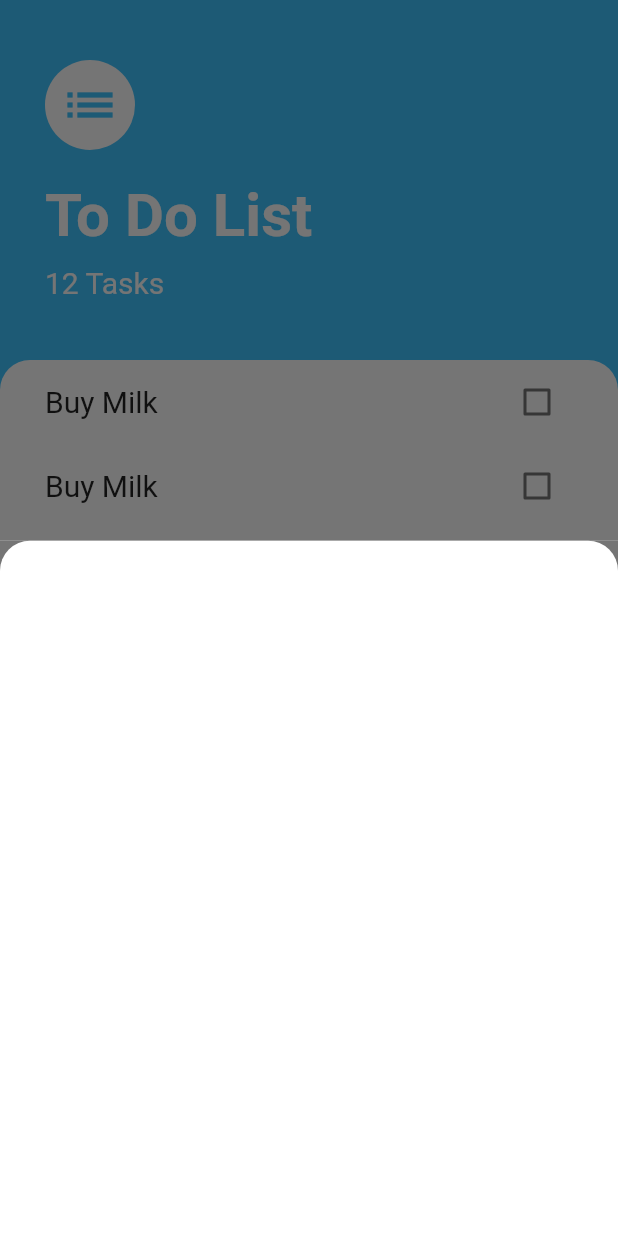
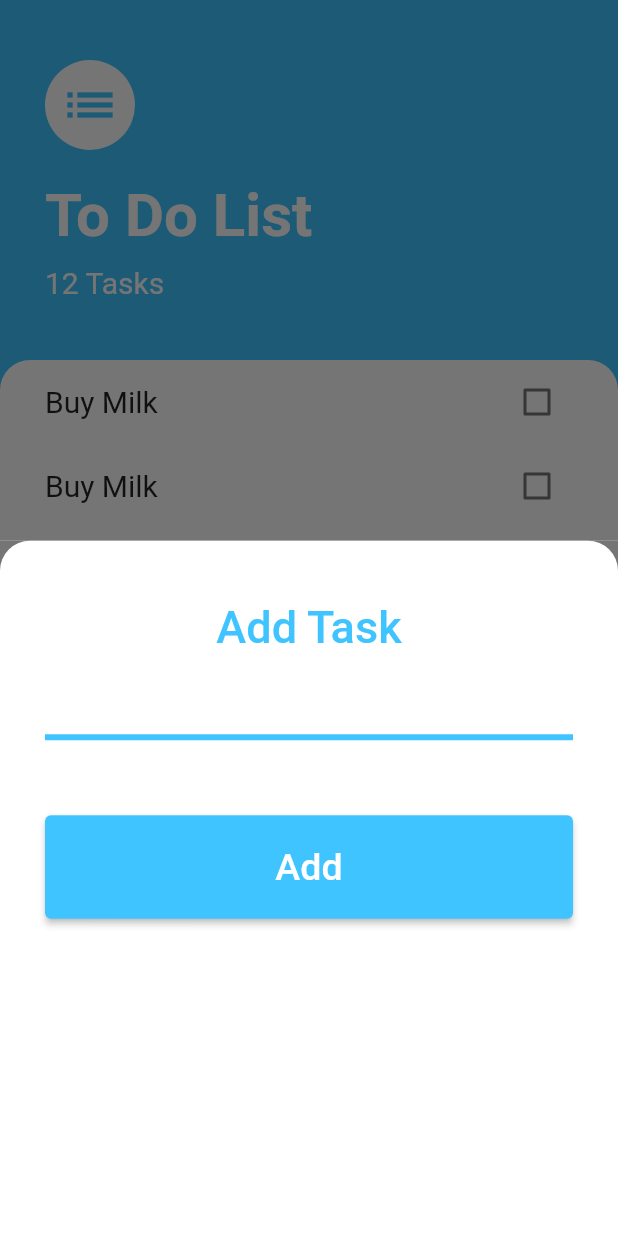
Before and after one commit to Deepak2-0/ToDoListFLutterApp, a Flutter app: the screen it shows after launch, after a tap on the "add" icon, on a phone screen of 412 x 824 dp. Run offline on Flutter 3.47's test engine with Material 2 defaults, Android fonts, the phone set to English and light mode, and no system bars.

Commit message:
ui for bottom sheet style done

```diff
--- a/lib/main.dart
+++ b/lib/main.dart
@@ -11,8 +11,8 @@ class MyToDoApp extends StatelessWidget {
     return MaterialApp(
       title: 'ToDo List App',
       theme: ThemeData(
-        primarySwatch: Colors.blue,
-      ),
+          //primarySwatch: Colors.blue,
+          ),
       initialRoute: "/",
       routes: {TaskScreen.url: (context) => TaskScreen()},
     );
--- a/lib/screens/add_task_screen.dart
+++ b/lib/screens/add_task_screen.dart
@@ -10,7 +10,58 @@ class AddTaskScreen extends StatelessWidget {
     return Container(
       color: Color(0xff757575),
       child: Container(
+        padding: EdgeInsets.symmetric(horizontal: 30, vertical: 40),
         decoration: kCurvedWhiteBackGround,
+        child: Column(
+          children: [
+            Text(
+              'Add Task',
+              style: TextStyle(
+                fontSize: 30,
+                color: Colors.lightBlueAccent,
+                fontWeight: FontWeight.w500,
+              ),
+            ),
+            SizedBox(height: 10),
+            TextField(
+              decoration: InputDecoration(
+                //hintText: 'Type Text Here',
+                enabledBorder: UnderlineInputBorder(
+                  borderSide:
+                      BorderSide(color: Colors.lightBlueAccent, width: 4),
+                ),
+                focusedBorder: UnderlineInputBorder(
+                  borderSide:
+                      BorderSide(color: Colors.lightBlueAccent, width: 4),
+                ),
+                border: UnderlineInputBorder(
+                  borderSide:
+                      BorderSide(color: Colors.lightBlueAccent, width: 4),
+                ),
+              ),
+            ),
+            SizedBox(height: 50),
+            SizedBox(
+              width: double.infinity,
+              child: ElevatedButton(
+                onPressed: () {},
+                child: Text(
+                  'Add',
+                  style: TextStyle(
+                    fontSize: 25,
+                  ),
+                ),
+                style: ButtonStyle(
+                  backgroundColor:
+                      MaterialStateProperty.all(Colors.lightBlueAccent),
+                  padding: MaterialStateProperty.all(
+                    EdgeInsets.symmetric(vertical: 20),
+                  ),
+                ),
+              ),
+            ),
+          ],
+        ),
       ),
     );
   }
--- a/lib/screens/task_screen.dart
+++ b/lib/screens/task_screen.dart
@@ -11,18 +11,6 @@ class TaskScreen extends StatelessWidget {
 
   @override
   Widget build(BuildContext context) {
-    Color getColor(Set<MaterialState> states) {
-      const Set<MaterialState> interactiveStates = <MaterialState>{
-        MaterialState.pressed,
-        MaterialState.hovered,
-        MaterialState.focused,
-      };
-      if (states.any(interactiveStates.contains)) {
-        return Colors.lightBlueAccent;
-      }
-      return Colors.black;
-    }
-
     return Scaffold(
       backgroundColor: Colors.lightBlueAccent,
       floatingActionButton: FloatingActionButton(
--- a/lib/widgets/task_tile.dart
+++ b/lib/widgets/task_tile.dart
@@ -13,7 +13,7 @@ class TaskTile extends StatelessWidget {
       ),
       trailing: Checkbox(
         //checkColor: Colors.lightBlueAccent,
-        activeColor: Colors.black,
+        //activeColor: Colors.black,
         value: false,
         onChanged: (bool? value) {},
       ),
```
